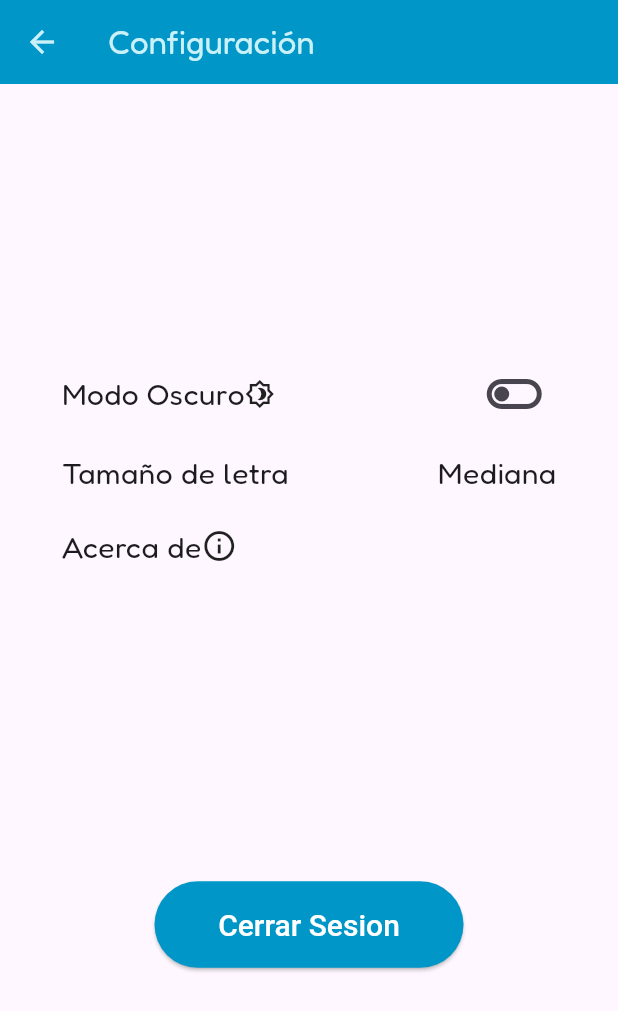
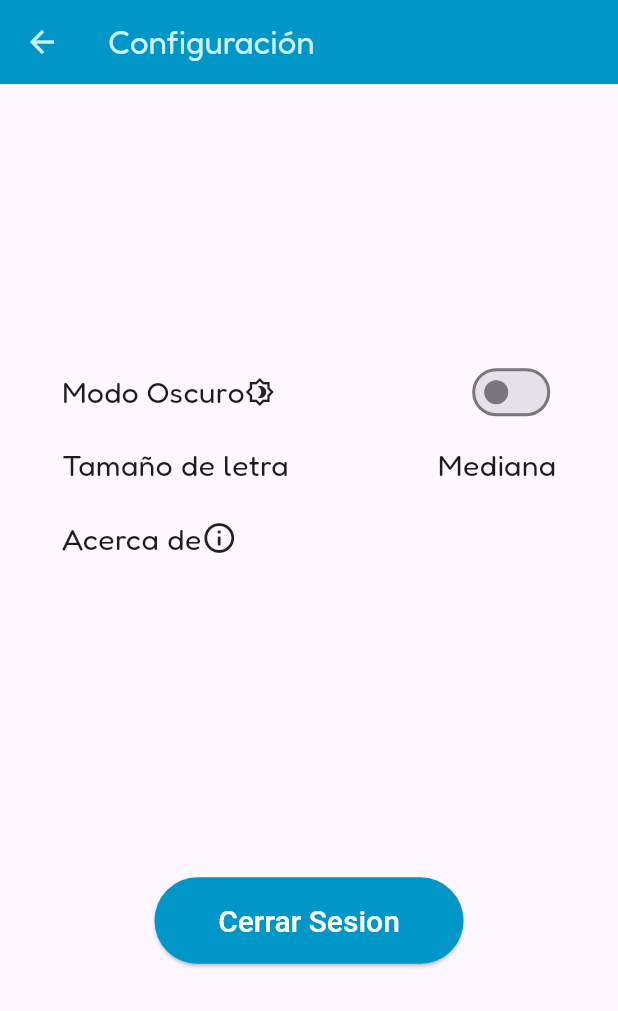
Before and after one commit to Br4y4n-Pro/VitalMoveCBI, a Flutter app: the Configuracion screen opened by its route, on a phone screen of 412 x 824 dp. Shown: the top 1011 px of the screen. Run offline on Flutter 3.47's test engine with Material 3 defaults, Android fonts, the phone set to English and light mode, and no system bars; our stand-ins replace adaptive_theme, date_field, dio, fl_chart, flutter_svg, google_fonts and 1 more; missing offline and left inert: unique_simple_bar_chart.

Commit message:
Edison Cuaran avance modo oscuro

```diff
--- a/lib/pages/general/configuracion.dart
+++ b/lib/pages/general/configuracion.dart
@@ -1,5 +1,8 @@
+import 'package:adaptive_theme/adaptive_theme.dart';
 import 'package:flutter/material.dart';
+import 'package:provider/provider.dart';
 import 'package:vitalmovecbi/index.dart';
+import 'package:vitalmovecbi/provider/configuracion/modoscuroProvider.dart';
 
 class Configuracion extends StatelessWidget {
   const Configuracion({super.key});
@@ -7,7 +10,11 @@ class Configuracion extends StatelessWidget {
   @override
   Widget build(BuildContext context) {
     final size = MediaQuery.of(context).size;
-
+    return AdaptiveTheme(
+      light: ThemeData.light(useMaterial3: true),
+      dark: ThemeData.dark(useMaterial3: true),
+      initial: AdaptiveThemeMode.light,
+      builder: (theme, darktheme) {
         return Scaffold(
           appBar: AppBar(
               iconTheme: const IconThemeData(color: Colores.quaternaryColor),
@@ -15,7 +22,8 @@ class Configuracion extends StatelessWidget {
                   style: TextStyle(color: Colores.quaternaryColor)),
               backgroundColor: Colores.primaryColor),
           body: Container(
-        margin: EdgeInsets.symmetric(vertical: 10, horizontal: size.width * .1),
+            margin:
+                EdgeInsets.symmetric(vertical: 10, horizontal: size.width * .1),
             width: size.width,
             child: Column(
               mainAxisAlignment: MainAxisAlignment.spaceEvenly,
@@ -35,13 +43,16 @@ class Configuracion extends StatelessWidget {
                             Icon(Icons.brightness_4_outlined, size: 20),
                           ],
                         ),
-                    IconButton(
-                      onPressed: () {},
-                      icon: const Icon(
-                        Icons.toggle_off_outlined,
-                        size: 40,
-                      ),
-                    )
+                        Switch(
+                            value: AdaptiveTheme.of(context).mode ==
+                                AdaptiveThemeMode.dark,
+                            onChanged: (bool value) {
+                              if (value) {
+                                AdaptiveTheme.of(context).setDark();
+                              } else {
+                                AdaptiveTheme.of(context).setLight();
+                              }
+                            })
                       ],
                     ),
                     const SizedBox(height: 10),
@@ -95,5 +106,7 @@ class Configuracion extends StatelessWidget {
             ),
           ),
         );
+      },
+    );
   }
 }
--- a/pubspec.yaml
+++ b/pubspec.yaml
@@ -30,6 +30,8 @@ environment:
 dependencies:
   flutter:
     sdk: flutter
+
+  adaptive_theme: ^3.5.0
 
   # The following adds the Cupertino Icons font to your application.
   # Use with the CupertinoIcons class for iOS style icons.
```
Also changed, not shown: lib/main.dart (+11 -2 lines), lib/provider/configuracion/modoscuroProvider.dart (added, +13 -0 lines), pubspec.lock. Lines whose indentation alone changed are shown as unchanged.
